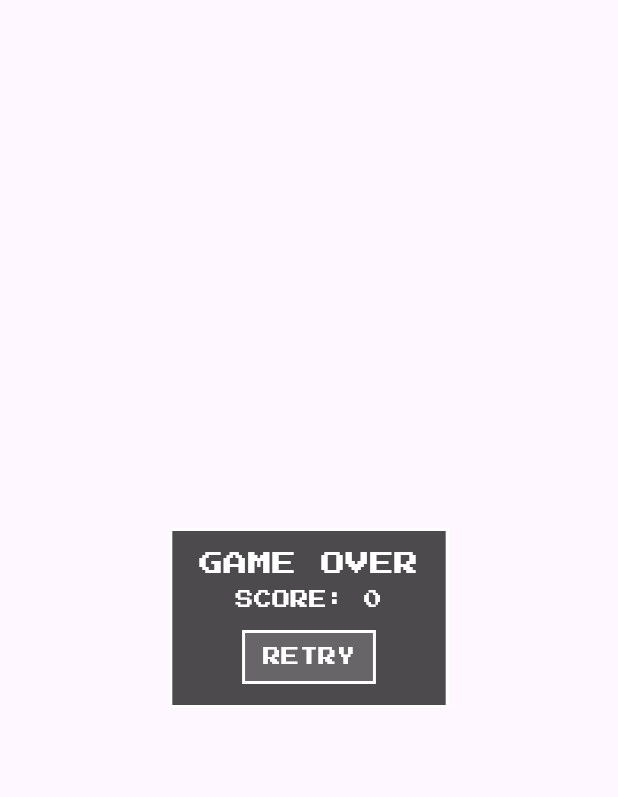
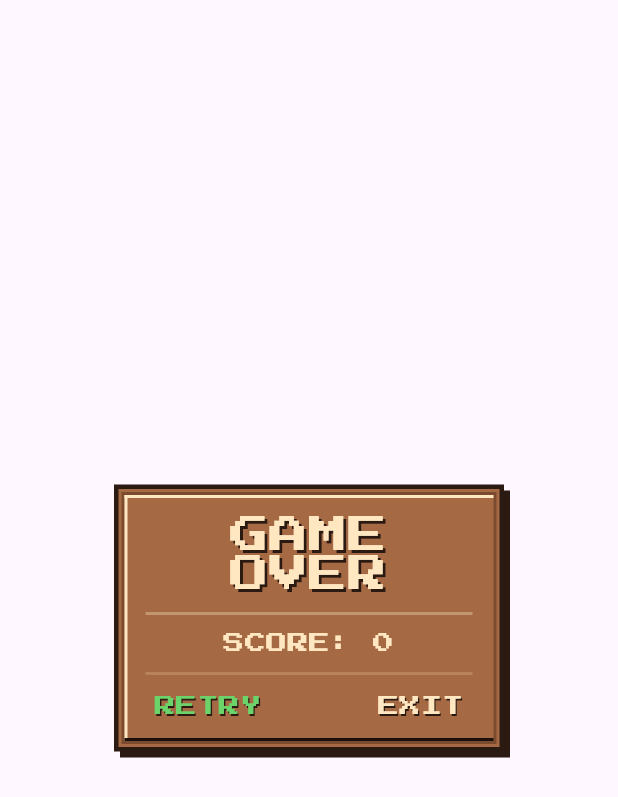
Before and after one commit to Markovicc21/fossil_rush, a Flutter app: the GameOverOverlay widget shown alone on an empty page, opened directly with empty values, on a phone screen of 412 x 824 dp. Shown: the top 797 px of the screen. Run offline on Flutter 3.47's test engine with Material 3 defaults, Android fonts, the light colour scheme and no system bars; our stand-ins replace shared_preferences; missing offline and left inert: flame; accounts and stored records are empty.

Commit message:
Uradjen game_over overlay sa funkcionalnim retry i exit button-ima, povezana logika izlaska iz igre: ako je korisnik ulogovan vraca ga na nalog, ako nije vraca ga naguest main menu, prilagodjen izgled login-a i register ekrana koriscenjem widgeta sa drugim ekranima.

```diff
--- a/lib/main.dart
+++ b/lib/main.dart
@@ -35,7 +35,7 @@ class MyApp extends StatelessWidget {
         MainMenuScreen.routeName: (_) =>
             const MainMenuScreen(isLoggedin: false),
         '/main-menu-logged': (_) => const MainMenuScreen(isLoggedin: true),
-        GameScreen.routeName: (_) => const GameScreen(),
+        GameScreen.routeName: (_) => const GameScreen(isLoggedIn: false),
         ShopScreen.routeName: (_) => const ShopScreen(),
         ScoreboardScreen.routeName: (_) => const ScoreboardScreen(),
         ProfileScreen.routeName: (_) => const ProfileScreen(),
--- a/lib/overlays/game_over_overlay.dart
+++ b/lib/overlays/game_over_overlay.dart
@@ -1,61 +1,115 @@
 import 'package:flutter/material.dart';
 import '../game/dino_run.dart';
+import '../screens/main_menu_screen.dart';
+import '../widgets/retro_panel.dart';
 
 class GameOverOverlay extends StatelessWidget {
   final DinoRun game;
-  const GameOverOverlay({super.key, required this.game});
+  final bool startedLoggedIn;
+  const GameOverOverlay({
+    super.key,
+    required this.game,
+    required this.startedLoggedIn,
+  });
 
   @override
   Widget build(BuildContext context) {
     return Center(
-      child: Container(
-        padding: const EdgeInsets.symmetric(horizontal: 18, vertical: 14),
-        decoration: BoxDecoration(
-          color: Colors.black.withOpacity(0.70),
-          border: Border.all(color: Colors.white, width: 2),
-        ),
+      child: ConstrainedBox(
+        constraints: const BoxConstraints(maxWidth: 260),
+        child: RetroPanel(
+          fill: const Color(0xFFA56A43),
+          padding: const EdgeInsets.fromLTRB(14, 14, 14, 12),
           child: Column(
             mainAxisSize: MainAxisSize.min,
+            crossAxisAlignment: CrossAxisAlignment.stretch,
             children: [
               const Text(
                 'GAME OVER',
-              style: TextStyle(fontSize: 16, color: Colors.white, height: 1.0),
+                textAlign: TextAlign.center,
+                style: TextStyle(
+                  fontSize: 26,
+                  color: Color(0xFFFFE7C2),
+                  height: 1.0,
+                  shadows: [
+                    Shadow(offset: Offset(2, 2), color: Color(0xFF2A1A12)),
+                  ],
                 ),
-            const SizedBox(height: 10),
+              ),
+              const SizedBox(height: 12),
+              Container(
+                height: 2,
+                color: const Color(0xFFFFE7C2).withOpacity(0.35),
+              ),
+              const SizedBox(height: 12),
               Text(
                 'SCORE: ${game.score}',
+                textAlign: TextAlign.center,
                 style: const TextStyle(
-                color: Colors.white,
-                fontSize: 12,
+                  fontSize: 14,
+                  color: Color(0xFFFFE7C2),
                   height: 1.0,
                 ),
               ),
-            const SizedBox(height: 14),
-            GestureDetector(
+              const SizedBox(height: 12),
+              Container(
+                height: 2,
+                color: const Color(0xFFFFE7C2).withOpacity(0.20),
+              ),
+              const SizedBox(height: 10),
+              Row(
+                mainAxisAlignment: MainAxisAlignment.spaceBetween,
+                children: [
+                  _actionText(
+                    label: 'RETRY',
+                    color: const Color(0xFF6BD36A),
                     onTap: () {
                       game.restartRun();
                       game.overlays.remove('GameOver');
                     },
-              child: Container(
-                padding: const EdgeInsets.symmetric(
-                  horizontal: 12,
-                  vertical: 10,
                   ),
-                decoration: BoxDecoration(
-                  color: Colors.white.withOpacity(0.15),
-                  border: Border.all(color: Colors.white, width: 2),
+                  _actionText(
+                    label: 'EXIT',
+                    color: const Color(0xFFFFE7C2),
+                    onTap: () {
+                      final route = startedLoggedIn
+                          ? MainMenuScreen.loggedRouteName
+                          : MainMenuScreen.routeName;
+
+                      Navigator.of(
+                        context,
+                      ).pushNamedAndRemoveUntil(route, (_) => false);
+                    },
                   ),
-                child: const Text(
-                  'RETRY',
-                  style: TextStyle(
-                    color: Colors.white,
-                    fontSize: 12,
-                    height: 1.0,
+                ],
+              ),
+            ],
           ),
         ),
       ),
+    );
+  }
+
+  Widget _actionText({
+    required String label,
+    required Color color,
+    required VoidCallback onTap,
+  }) {
+    return GestureDetector(
+      onTap: onTap,
+      child: Padding(
+        padding: const EdgeInsets.symmetric(horizontal: 6, vertical: 4),
+        child: Text(
+          label,
+          textAlign: TextAlign.center,
+          style: TextStyle(
+            fontSize: 14,
+            color: color,
+            height: 1.0,
+            shadows: const [
+              Shadow(offset: Offset(1, 1), color: Color(0xFF2A1A12)),
+            ],
           ),
-          ],
         ),
       ),
     );
--- a/lib/screens/game_screen.dart
+++ b/lib/screens/game_screen.dart
@@ -7,8 +7,9 @@ import '../overlays/game_over_overlay.dart';
 import '../overlays/pause_overlay.dart';
 
 class GameScreen extends StatefulWidget {
-  const GameScreen({super.key});
+  const GameScreen({super.key, required this.isLoggedIn});
   static const routeName = '/game';
+  final bool isLoggedIn;
 
   @override
   State<GameScreen> createState() => _GameScreenState();
@@ -54,7 +55,8 @@ class _GameScreenState extends State<GameScreen> {
           game: DinoRun(),
           overlayBuilderMap: {
             'Hud': (ctx, game) => HudOverlay(game: game),
-            'GameOver': (ctx, game) => GameOverOverlay(game: game),
+            'GameOver': (ctx, game) =>
+                GameOverOverlay(game: game, startedLoggedIn: widget.isLoggedIn),
             'PauseMenu': (ctx, game) => PauseMenuOverlay(game: game),
           },
           initialActiveOverlays: const ['Hud'],
```
Also changed, not shown: lib/game/dino_run.dart (+2 -6 lines), lib/screens/login_screen.dart (+8 -11 lines), lib/screens/main_menu_screen.dart (+10 -2 lines), lib/screens/register_screen.dart (+7 -10 lines). Lines whose indentation alone changed are shown as unchanged.
